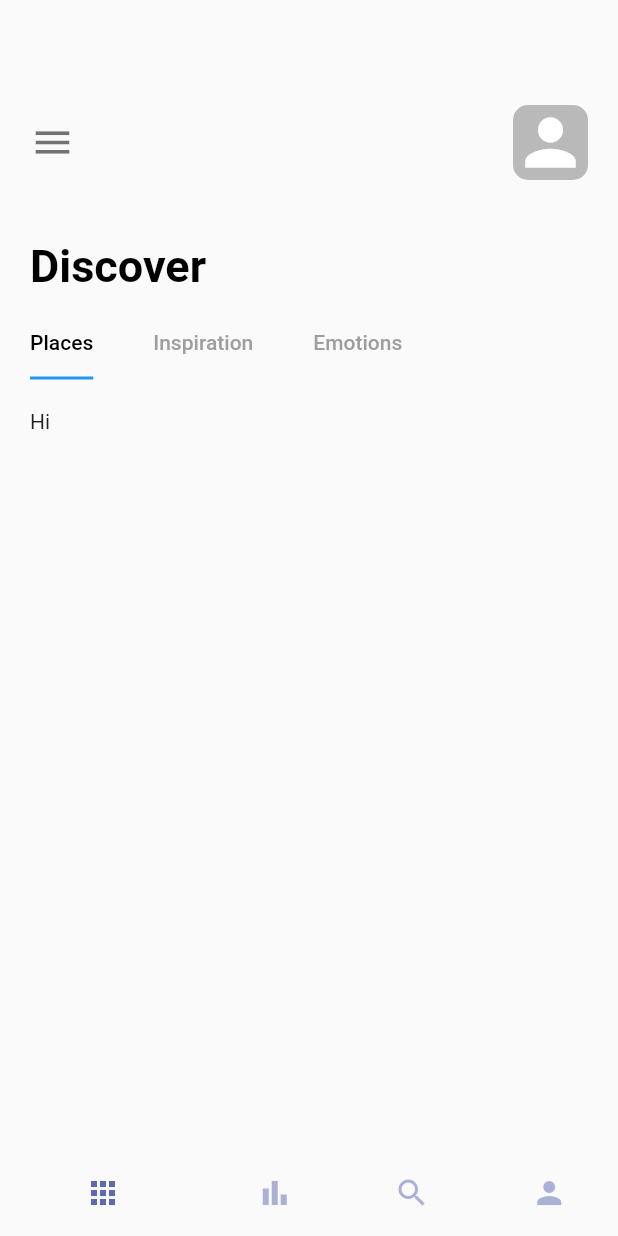
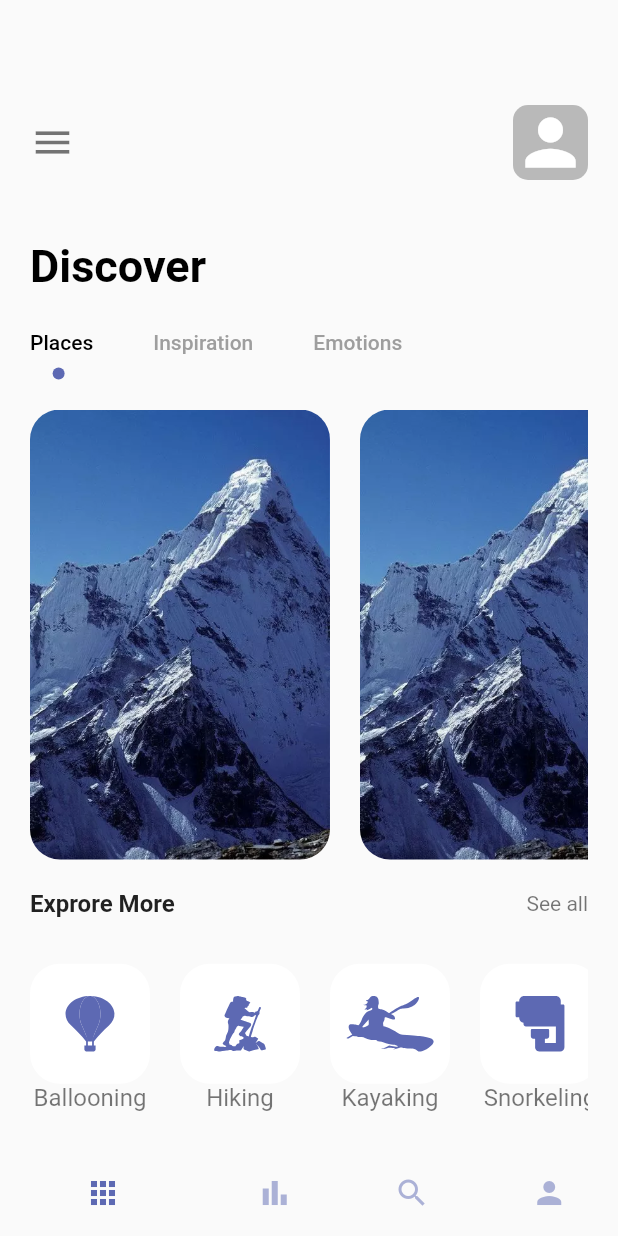
Before and after one commit to IlyasMukatdisov/flutter_demo, a Flutter app: the screen it shows after launch, on a phone screen of 412 x 824 dp. Run offline on Flutter 3.47's test engine with Material 2 defaults, Android fonts, the phone set to English and light mode, and no system bars; our stand-ins replace flutter_svg.

Commit message:
beta version of home_page.dart added svg icons

```diff
--- a/lib/pages/navpages/home_page.dart
+++ b/lib/pages/navpages/home_page.dart
@@ -1,5 +1,8 @@
 import 'package:flutter/material.dart';
+import 'package:flutter_demo/res/colors/colors.dart';
 import 'package:flutter_demo/widgets/app_large_text.dart';
+import 'package:flutter_demo/widgets/app_text.dart';
+import 'package:flutter_svg/flutter_svg.dart';
 
 class HomePage extends StatefulWidget {
   const HomePage({Key? key}) : super(key: key);
@@ -9,14 +12,23 @@ class HomePage extends StatefulWidget {
 }
 
 class _HomePageState extends State<HomePage> with TickerProviderStateMixin {
+  var images = {
+    "ballooning.svg": "Ballooning",
+    "hiking.svg": "Hiking",
+    "kayaking.svg": "Kayaking",
+    "snorkeling.svg": "Snorkeling"
+  };
+
   @override
   Widget build(BuildContext context) {
     TabController tabController = TabController(length: 3, vsync: this);
-    double width = MediaQuery.of(context).size.width;
-    double height = MediaQuery.of(context).size.height;
+   /* double width = MediaQuery.of(context).size.width;
+    double height = MediaQuery.of(context).size.height;*/
 
     return Scaffold(
-      body: Column(
+      body: SingleChildScrollView(
+        scrollDirection: Axis.vertical,
+        child: Column(
           children: [
             //top bar
             Container(
@@ -50,15 +62,17 @@ class _HomePageState extends State<HomePage> with TickerProviderStateMixin {
                 )),
             //Tab Bar
             Container(
-              margin: EdgeInsets.only(top: 10),
+                margin: const EdgeInsets.only(top: 10),
                 child: Align(
                   alignment: Alignment.centerLeft,
                   child: TabBar(
-                  labelPadding: EdgeInsets.only(left: 20,right: 20),
+                    labelPadding: const EdgeInsets.only(left: 20, right: 20),
                     controller: tabController,
                     labelColor: Colors.black,
                     unselectedLabelColor: Colors.grey,
                     isScrollable: true,
+                    indicator: const CircleTabIndicator(
+                        color: AppColors.mainColor, radius: 4),
                     indicatorSize: TabBarIndicatorSize.label,
                     tabs: const [
                       Tab(text: "Places"),
@@ -69,20 +83,125 @@ class _HomePageState extends State<HomePage> with TickerProviderStateMixin {
                 )),
             //TabBarView
             Container(
-            margin: const EdgeInsets.only(left: 20,right: 20,top: 20),
+              margin: const EdgeInsets.only(left: 20, right: 20, top: 20),
               height: 300,
               width: double.maxFinite,
               child: TabBarView(
                 controller: tabController,
-              children: const [
-                Text("Hi"),
+                children: [
+                  ListView.builder(
+                    itemCount: 3,
+                    scrollDirection: Axis.horizontal,
+                    itemBuilder: (BuildContext context, int index) {
+                      return Container(
+                        margin: EdgeInsets.only(right: 20),
+                        width: 200,
+                        height: 300,
+                        decoration: BoxDecoration(
+                            borderRadius: BorderRadius.circular(20),
+                            color: Colors.white,
+                            image: DecorationImage(
+                                image: AssetImage("img/mountain.webp"),
+                                fit: BoxFit.cover)),
+                      );
+                    },
+                  ),
                   Text("There"),
                   Text("Buy"),
                 ],
               ),
+            ),
+            //Explore More
+            Container(
+              margin: EdgeInsets.only(left: 20, right: 20, top: 20),
+              child: Row(
+                mainAxisAlignment: MainAxisAlignment.spaceBetween,
+                children: [
+                  AppLargeText(
+                    text: "Exprore More",
+                    size: 16,
+                    color: Colors.black87,
+                  ),
+                  AppText(
+                    text: "See all",
+                    size: 14,
                   )
                 ],
+              ),
+            ),
+            //ListView
+            Container(
+              height: 120,
+              width: double.maxFinite,
+              margin: EdgeInsets.only(left: 20, right: 20, top: 20),
+              child: ListView.builder(
+                  scrollDirection: Axis.horizontal,
+                  itemCount: 4,
+                  itemBuilder: (context, index) {
+                    return Container(
+                      margin: EdgeInsets.only(right: 20),
+                      child: Column(
+                        mainAxisAlignment: MainAxisAlignment.center,
+                        children: [
+                          Container(
+                            width: 80,
+                            height: 80,
+                            decoration: BoxDecoration(
+                              borderRadius: BorderRadius.circular(20),
+                              color: Colors.white,
+                              /*image: DecorationImage(
+                                    image: AssetImage("img/${images.keys.elementAt(index)}"),
+                                    fit: BoxFit.cover)*/
+                            ),
+                            child: SvgPicture.asset(
+                              "img/${images.keys.elementAt(index)}",
+                              fit: BoxFit.cover,
+                              color: AppColors.mainColor,
+                            ),
+                          ),
+                          Container(
+                              child:
+                                  AppText(text: images.values.elementAt(index)))
+                        ],
+                      ),
+                    );
+                  }),
+            )
+          ],
+        ),
       ),
     );
   }
 }
+
+class CircleTabIndicator extends Decoration {
+  final Color color;
+  final double radius;
+
+  const CircleTabIndicator({required this.color, required this.radius});
+
+  @override
+  BoxPainter createBoxPainter([VoidCallback? onChanged]) {
+    return _CirclePainter(color: color, radius: radius);
+  }
+}
+
+class _CirclePainter extends BoxPainter {
+  final Color color;
+  final double radius;
+
+  _CirclePainter({required this.color, required this.radius});
+
+  @override
+  void paint(Canvas canvas, Offset offset, ImageConfiguration configuration) {
+    Paint paint = Paint();
+    paint.color = color;
+    paint.isAntiAlias = true;
+
+    final Offset circleOffset = Offset(
+        configuration.size!.width / 2 - radius / 2,
+        configuration.size!.height - radius);
+
+    canvas.drawCircle(offset + circleOffset, radius, paint);
+  }
+}
```
Also changed, not shown: img/ballooning.svg (added), img/hiking.svg (added), img/kayaking.svg (added), img/snorkeling.svg (added). Lines whose indentation alone changed are shown as unchanged.
